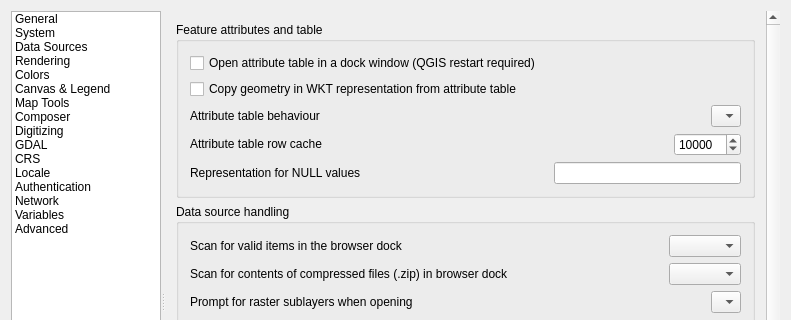
Before: the Qt Designer form src/ui/qgsoptionsbase.ui in qgis/QGIS, drawn with Qt 5; both pictures show x 0 to 791 and y 0 to 320 of the 791 by 629 pixel window.
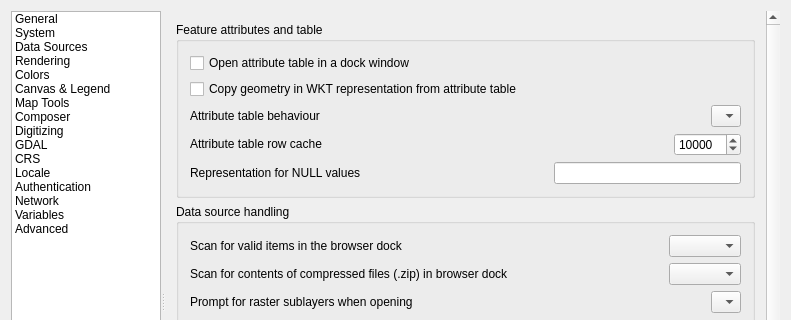
After: the same form once the commit is applied. The open tabs and pages were chosen to show the change. Icons and pictures are not drawn. Custom widgets are drawn as their Qt base class.

Commit message:
Remove "restart required" from "open table as dock" option
Since it seems that a restart *isn't* required!

(cherry-picked from 8943ed7c9f41ef3f7a33f402f709d9bf9156ffd1)

What changed in the file:
```diff
--- a/src/ui/qgsoptionsbase.ui
+++ b/src/ui/qgsoptionsbase.ui
@@ -1408,7 +1408,7 @@
                   <item>
                    <widget class="QCheckBox" name="cbxAttributeTableDocked">
                     <property name="text">
-                     <string>Open attribute table in a dock window (QGIS restart required)</string>
+                     <string>Open attribute table in a dock window</string>
                     </property>
                    </widget>
                   </item>
```
